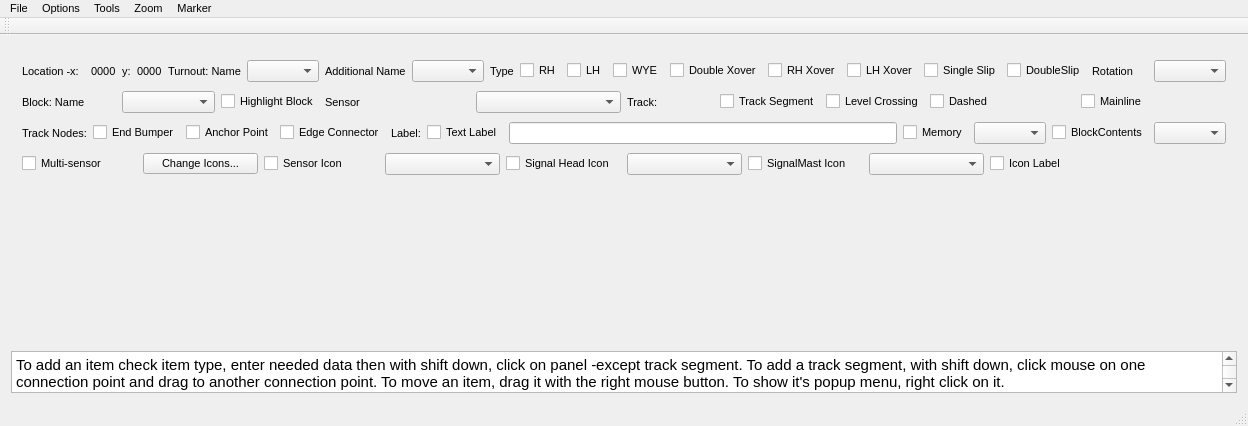
Old version of the form LayoutEditor/layouteditor.ui in the repository allenck/DecoderPro_app.
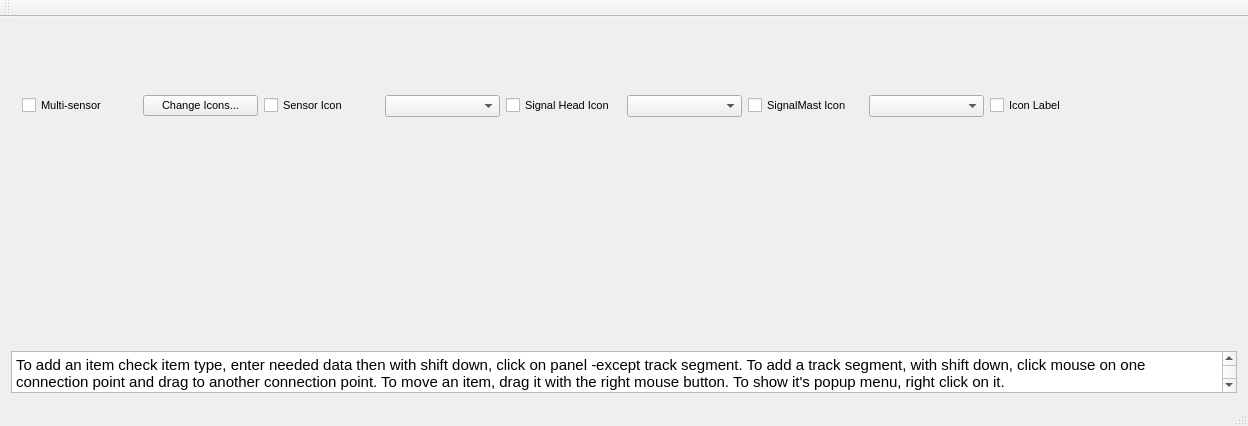
New version of the form. Custom widgets are drawn as their Qt base class.

```diff
--- a/LayoutEditor/layouteditor.ui
+++ b/LayoutEditor/layouteditor.ui
@@ -24,333 +24,7 @@
      <widget class="QWidget" name="toolBarWidget" native="true">
       <layout class="QVBoxLayout" name="verticalLayout_2">
        <item>
-        <layout class="QHBoxLayout" name="horizontalLayout_20">
-         <item>
-          <layout class="QHBoxLayout" name="horizontalLayout_21">
-           <item>
-            <widget class="QLabel" name="label_10">
-             <property name="text">
-              <string>Location -x:  </string>
-             </property>
-            </widget>
-           </item>
-           <item>
-            <widget class="QLabel" name="xLabel">
-             <property name="text">
-              <string>0000</string>
-             </property>
-            </widget>
-           </item>
-           <item>
-            <widget class="QLabel" name="label_11">
-             <property name="text">
-              <string>y:</string>
-             </property>
-            </widget>
-           </item>
-           <item>
-            <widget class="QLabel" name="yLabel">
-             <property name="text">
-              <string>0000</string>
-             </property>
-            </widget>
-           </item>
-          </layout>
-         </item>
-         <item>
-          <layout class="QHBoxLayout" name="horizontalLayout_22">
-           <item>
-            <widget class="QLabel" name="turnoutNameLabel">
-             <property name="text">
-              <string>Turnout: Name</string>
-             </property>
-            </widget>
-           </item>
-           <item>
-            <widget class="NamedBeanComboBox" name="turnoutNameComboBox"/>
-           </item>
-          </layout>
-         </item>
-         <item>
-          <layout class="QHBoxLayout" name="horizontalLayout_23">
-           <item>
-            <widget class="QLabel" name="extraTurnoutLabel">
-             <property name="text">
-              <string>Additional Name</string>
-             </property>
-            </widget>
-           </item>
-           <item>
-            <widget class="NamedBeanComboBox" name="extraTurnoutNameComboBox"/>
-           </item>
-          </layout>
-         </item>
-         <item>
-          <layout class="QHBoxLayout" name="horizontalLayout_24">
-           <item>
-            <layout class="QHBoxLayout" name="horizontalLayout_25">
-             <item>
-              <widget class="QLabel" name="label_12">
-               <property name="text">
-                <string>Type</string>
-               </property>
-              </widget>
-             </item>
-             <item>
-              <widget class="QCheckBox" name="turnoutRHButton">
-               <property name="text">
-                <string>RH</string>
-               </property>
-              </widget>
-             </item>
-             <item>
-              <widget class="QCheckBox" name="turnoutLHButton">
-               <property name="text">
-                <string>LH</string>
-               </property>
-              </widget>
-             </item>
-             <item>
-              <widget class="QCheckBox" name="turnoutWYEButton">
-               <property name="text">
-                <string>WYE</string>
-               </property>
-              </widget>
-             </item>
-            </layout>
-           </item>
-           <item>
-            <widget class="QCheckBox" name="doubleXoverButton">
-             <property name="text">
-              <string>Double Xover</string>
-             </property>
-            </widget>
-           </item>
-           <item>
-            <widget class="QCheckBox" name="rhXoverButton">
-             <property name="text">
-              <string>RH Xover</string>
-             </property>
-            </widget>
-           </item>
-           <item>
-            <widget class="QCheckBox" name="lhXoverButton">
-             <property name="text">
-              <string>LH Xover</string>
-             </property>
-            </widget>
-           </item>
-          </layout>
-         </item>
-         <item>
-          <layout class="QHBoxLayout" name="horizontalLayout_26">
-           <item>
-            <widget class="QCheckBox" name="layoutSingleSlipButton">
-             <property name="text">
-              <string>Single Slip</string>
-             </property>
-            </widget>
-           </item>
-           <item>
-            <widget class="QCheckBox" name="layoutDoubleSlipButton">
-             <property name="text">
-              <string>DoubleSlip</string>
-             </property>
-            </widget>
-           </item>
-          </layout>
-         </item>
-         <item>
-          <layout class="QHBoxLayout" name="horizontalLayout_27">
-           <item>
-            <widget class="QLabel" name="label_13">
-             <property name="text">
-              <string>Rotation</string>
-             </property>
-            </widget>
-           </item>
-           <item>
-            <widget class="QComboBox" name="rotationComboBox"/>
-           </item>
-          </layout>
-         </item>
-        </layout>
-       </item>
-       <item>
-        <layout class="QHBoxLayout" name="horizontalLayout_28">
-         <item>
-          <layout class="QHBoxLayout" name="horizontalLayout_29">
-           <item>
-            <widget class="QLabel" name="blockNameLabel">
-             <property name="text">
-              <string>Block: Name</string>
-             </property>
-            </widget>
-           </item>
-           <item>
-            <widget class="NamedBeanComboBox" name="blockIDComboBox"/>
-           </item>
-           <item>
-            <widget class="QCheckBox" name="highlightBlockCheckBox">
-             <property name="text">
-              <string>Highlight Block</string>
-             </property>
-            </widget>
-           </item>
-          </layout>
-         </item>
-         <item>
-          <layout class="QHBoxLayout" name="horizontalLayout_30">
-           <item>
-            <widget class="QLabel" name="blockSensorNameLabel">
-             <property name="text">
-              <string>Sensor</string>
-             </property>
-            </widget>
-           </item>
-           <item>
-            <widget class="NamedBeanComboBox" name="blockSensorComboBox"/>
-           </item>
-          </layout>
-         </item>
-         <item>
-          <layout class="QHBoxLayout" name="trackGroup2">
-           <item>
-            <widget class="QLabel" name="label_14">
-             <property name="text">
-              <string>Track:</string>
-             </property>
-            </widget>
-           </item>
-           <item>
-            <widget class="QCheckBox" name="trackButton">
-             <property name="text">
-              <string>Track Segment</string>
-             </property>
-            </widget>
-           </item>
-           <item>
-            <widget class="QCheckBox" name="levelXingButton">
-             <property name="text">
-              <string>Level Crossing</string>
-             </property>
-            </widget>
-           </item>
-          </layout>
-         </item>
-         <item>
-          <layout class="QHBoxLayout" name="trackSegmentPropertiesPanel">
-           <item>
-            <widget class="QCheckBox" name="chkDashed">
-             <property name="text">
-              <string>Dashed</string>
-             </property>
-            </widget>
-           </item>
-           <item>
-            <widget class="QCheckBox" name="chkMainline">
-             <property name="text">
-              <string>Mainline</string>
-             </property>
-            </widget>
-           </item>
-          </layout>
-         </item>
-        </layout>
-       </item>
-       <item>
-        <layout class="QHBoxLayout" name="horizontalLayout_31">
-         <item>
-          <layout class="QHBoxLayout" name="trackgroup1">
-           <item>
-            <widget class="QLabel" name="label_15">
-             <property name="text">
-              <string>Track Nodes:</string>
-             </property>
-            </widget>
-           </item>
-           <item>
-            <widget class="QCheckBox" name="chkEndBumper">
-             <property name="text">
-              <string>End Bumper</string>
-             </property>
-            </widget>
-           </item>
-           <item>
-            <widget class="QCheckBox" name="chkAnchorPoint">
-             <property name="text">
-              <string>Anchor Point</string>
-             </property>
-            </widget>
-           </item>
-           <item>
-            <widget class="QCheckBox" name="edgeButton">
-             <property name="toolTip">
-              <string>&lt;html&gt;&lt;head/&gt;&lt;body&gt;&lt;p&gt;Select to add an edge connector track node when next clicking with shift down.&lt;/p&gt;&lt;/body&gt;&lt;/html&gt;</string>
-             </property>
-             <property name="text">
-              <string>Edge Connector</string>
-             </property>
-            </widget>
-           </item>
-          </layout>
-         </item>
-         <item>
-          <layout class="QHBoxLayout" name="labelGroup1">
-           <item>
-            <widget class="QLabel" name="label_16">
-             <property name="text">
-              <string>Label:</string>
-             </property>
-            </widget>
-           </item>
-           <item>
-            <widget class="QCheckBox" name="textLabelButton">
-             <property name="toolTip">
-              <string>&lt;html&gt;&lt;head/&gt;&lt;body&gt;&lt;p&gt;Select to add a label with the entered text when next clicking with shift down.&lt;/p&gt;&lt;/body&gt;&lt;/html&gt;</string>
-             </property>
-             <property name="text">
-              <string>Text Label</string>
-             </property>
-            </widget>
-           </item>
-           <item>
-            <widget class="QLineEdit" name="textLabel"/>
-           </item>
-          </layout>
-         </item>
-         <item>
-          <layout class="QHBoxLayout" name="horizontalLayout_32">
-           <item>
-            <widget class="QCheckBox" name="memoryButton">
-             <property name="text">
-              <string>Memory</string>
-             </property>
-            </widget>
-           </item>
-           <item>
-            <widget class="NamedBeanComboBox" name="textMemoryComboBox"/>
-           </item>
-          </layout>
-         </item>
-         <item>
-          <widget class="QCheckBox" name="blockContentsButton">
-           <property name="text">
-            <string>BlockContents</string>
-           </property>
-          </widget>
-         </item>
-         <item>
-          <widget class="NamedBeanComboBox" name="blockContentsComboBox">
-           <property name="toolTip">
-            <string>&lt;html&gt;&lt;head/&gt;&lt;body&gt;&lt;p&gt;Select to add a Block label when next clicking with shift down.&lt;/p&gt;&lt;/body&gt;&lt;/html&gt;</string>
-           </property>
-          </widget>
-         </item>
-        </layout>
-       </item>
-       <item>
-        <layout class="QHBoxLayout" name="horizontalLayout_33">
+        <layout class="QHBoxLayout" name="_2">
          <item>
           <layout class="QHBoxLayout" name="horizontalLayout_34">
            <item>
@@ -454,52 +128,6 @@
     </item>
    </layout>
   </widget>
-  <widget class="QMenuBar" name="menuBar">
-   <property name="geometry">
-    <rect>
-     <x>0</x>
-     <y>0</y>
-     <width>1248</width>
-     <height>17</height>
-    </rect>
-   </property>
-   <widget class="QMenu" name="menuFile">
-    <property name="title">
-     <string>File</string>
-    </property>
-    <addaction name="actionSave_panels"/>
-    <addaction name="actionDelete_this_panel"/>
-    <addaction name="actionLoad_XML"/>
-    <addaction name="actionLoad_Other_XML"/>
-    <addaction name="actionSave"/>
-   </widget>
-   <widget class="QMenu" name="menuOptions">
-    <property name="title">
-     <string>Options</string>
-    </property>
-   </widget>
-   <widget class="QMenu" name="menuTools">
-    <property name="title">
-     <string>Tools</string>
-    </property>
-   </widget>
-   <widget class="QMenu" name="menuZoom">
-    <property name="title">
-     <string>Zoom</string>
-    </property>
-    <addaction name="separator"/>
-   </widget>
-   <widget class="QMenu" name="menuMarker">
-    <property name="title">
-     <string>Marker</string>
-    </property>
-   </widget>
-   <addaction name="menuFile"/>
-   <addaction name="menuOptions"/>
-   <addaction name="menuTools"/>
-   <addaction name="menuZoom"/>
-   <addaction name="menuMarker"/>
-  </widget>
   <widget class="QToolBar" name="mainToolBar">
    <property name="font">
     <font>
```
